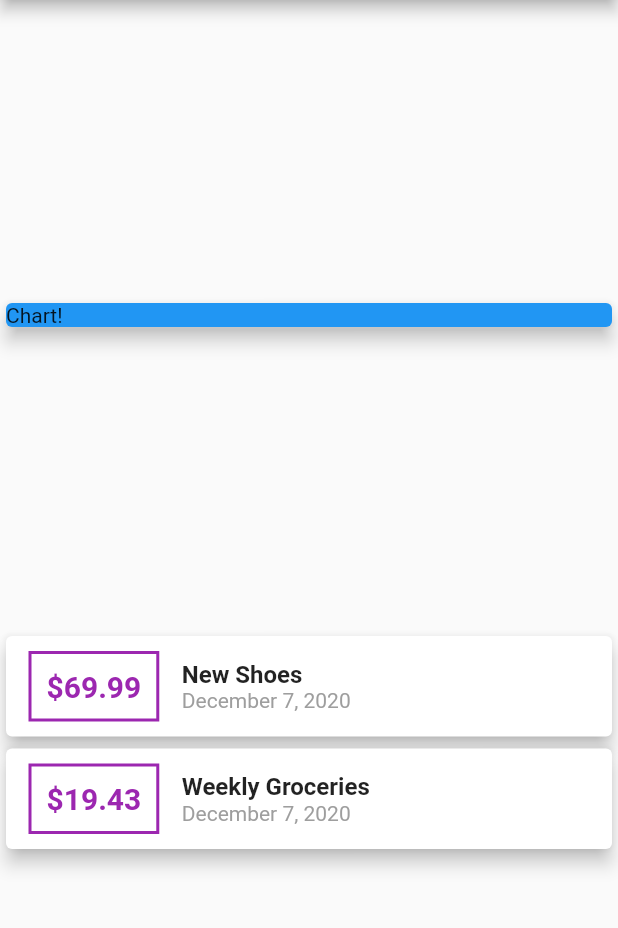
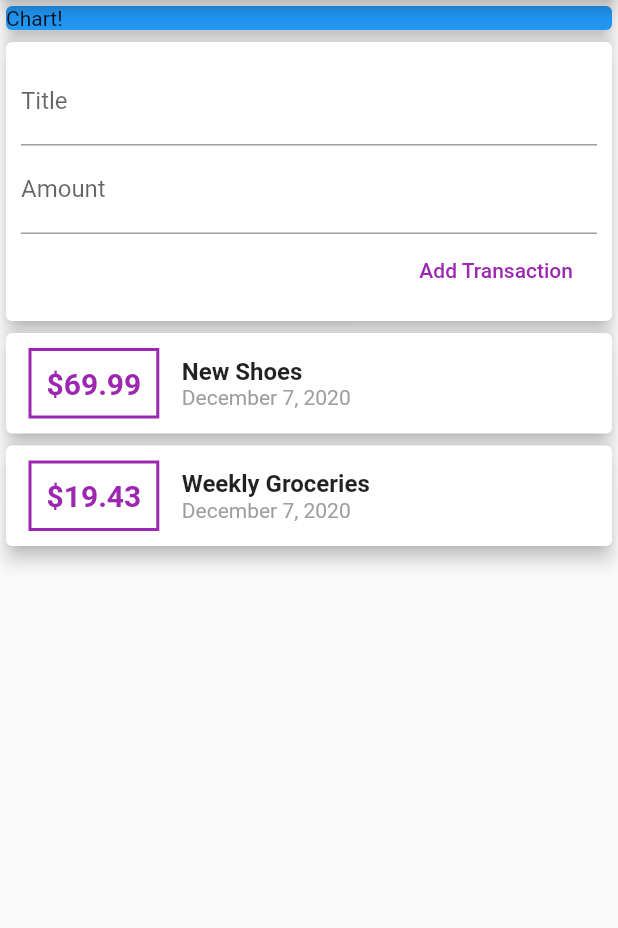
Before and after one commit to FadyFawzyOfficial/personal_expense, a Flutter app: the screen it shows after launch, on a phone screen of 412 x 824 dp, the part 84-1012 px from its top. Run offline on Flutter 3.47's test engine with Material 2 defaults, Android fonts, the phone set to English and light mode, and no system bars.

Commit message:
11. Adding Text Input Widgets (TextField)

```diff
--- a/lib/main.dart
+++ b/lib/main.dart
@@ -38,7 +38,7 @@ class MyHomePage extends StatelessWidget {
         title: Text('Personal Expenses'),
       ),
       body: Column(
-        mainAxisAlignment: MainAxisAlignment.spaceEvenly,
+        // mainAxisAlignment: MainAxisAlignment.start,
         crossAxisAlignment: CrossAxisAlignment.stretch,
         children: [
           Container(
@@ -47,6 +47,28 @@ class MyHomePage extends StatelessWidget {
               child: Text('Chart!'),
               color: Colors.blue,
               elevation: 5,
+            ),
+          ),
+          Card(
+            elevation: 5,
+            child: Container(
+              padding: EdgeInsets.all(10),
+              child: Column(
+                crossAxisAlignment: CrossAxisAlignment.end,
+                children: [
+                  TextField(
+                    decoration: InputDecoration(labelText: 'Title'),
+                  ),
+                  TextField(
+                    decoration: InputDecoration(labelText: 'Amount'),
+                  ),
+                  FlatButton(
+                    onPressed: () {},
+                    child: Text('Add Transaction'),
+                    textColor: Colors.purple,
+                  ),
+                ],
+              ),
             ),
           ),
           Column(
```
